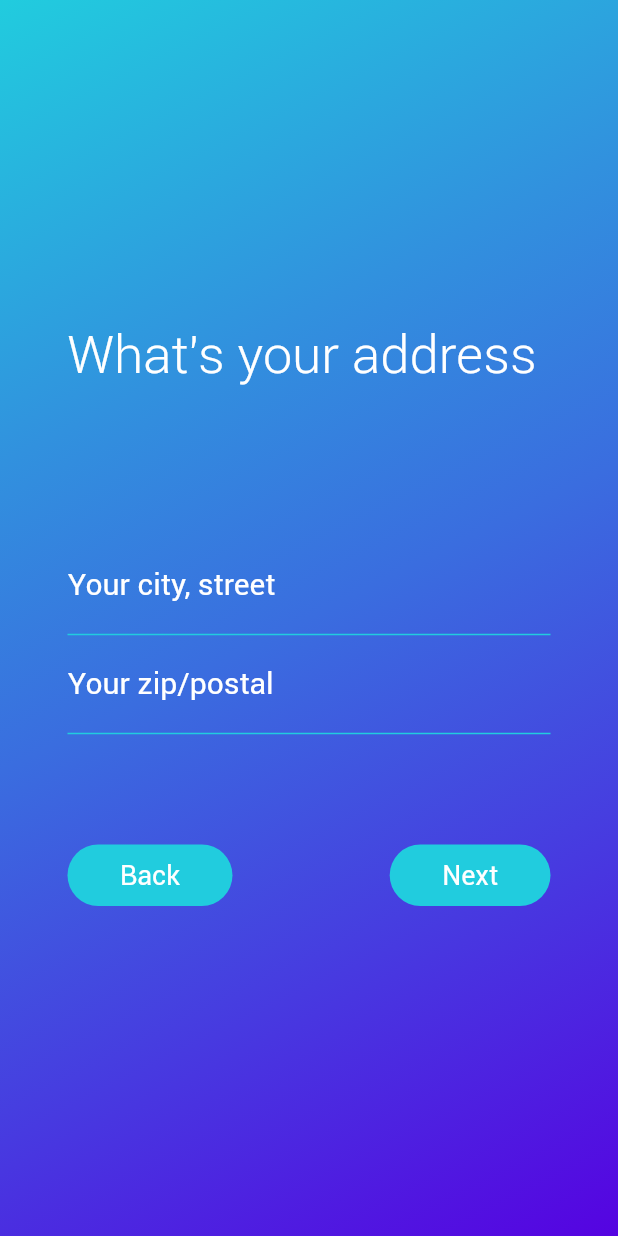
After one commit to dominiquera/custodia-flutter, a Flutter app: the QuestionnaireStepAddressScreen screen opened directly, on a phone screen of 412 x 824 dp. The commit adds this screen. Run offline on Flutter 3.47's test engine with Material 2 defaults, Android fonts, the phone set to English and light mode, and no system bars; our stand-ins replace firebase_auth, flutter_slidable, google_sign_in, gradient_app_bar, shared_preferences, validators; missing offline and left inert: flutube; accounts and stored records are empty.

Commit message:
fixed login issue, added address, fixed multiple select

```diff
--- a/lib/screens/login/select.dart
+++ b/lib/screens/login/select.dart
@@ -57,7 +57,7 @@ class LoginSelectScreen extends StatelessWidget {
     );
   }
 
-  void onAPiSignInSuccess(String body){
+  void onAPiSignInSuccess(){
 
     Navigator.pushReplacement(
       ctx,
--- /dev/null
+++ b/lib/screens/questionnaire/step_address.dart
@@ -0,0 +1,133 @@
+import 'package:flutter/material.dart';
+
+import '../../theme-provider.dart';
+import 'package:custodia/widgets/blue-rounded-button.dart';
+import '../../screens/questionnaire/step_who_needs.dart';
+
+class QuestionnaireStepAddressScreen extends StatefulWidget {
+
+  QuestionnaireStepAddressScreen({this.requestData});
+
+  final Map<String, dynamic> requestData;
+
+  @override
+  _QuestionnaireStepAddressScreenState createState() => _QuestionnaireStepAddressScreenState();
+}
+
+class _QuestionnaireStepAddressScreenState extends State<QuestionnaireStepAddressScreen> {
+
+  Map<String, dynamic> requestData;
+  TextEditingController addressTextController = TextEditingController();
+  TextEditingController zipTextController = TextEditingController();
+  final _formKey = GlobalKey<FormState>();
+
+  @override
+  void initState() {
+    requestData = widget.requestData;
+    super.initState();
+  }
+
+  @override
+  Widget build(BuildContext context) {
+    return Scaffold(
+      body: Container(
+        decoration: BoxDecoration(
+          gradient: ThemeProvider.blueGradientDiagonal,
+        ),
+        padding: EdgeInsets.symmetric(horizontal: 45),
+        child: body(),
+      ),
+    );
+  }
+
+  Widget body() {
+    return Center(
+      child: ListView(
+        shrinkWrap: true,
+        children: <Widget>[
+          Text("What's your address",
+            style: TextStyle(
+              fontSize: 35,
+              fontFamily: "RobotoLight",
+              color: Colors.white
+            )
+          ),
+          SizedBox(height: 100),
+          buildForm(),
+          SizedBox(height: 70),
+          Row(
+            mainAxisAlignment: MainAxisAlignment.spaceBetween,
+            children: <Widget>[
+              BlueRoundedButton(text: "Back", onPressed:  loadPreviousStep, padding: 35),
+              BlueRoundedButton(text: "Next", onPressed: loadNextStep, padding: 35)
+            ],
+          )
+        ],
+      ),
+    );
+  }
+
+  Widget buildForm() {
+    return Form(
+      key: _formKey,
+      child: Column(
+        children: <Widget>[
+          TextFormField(
+            validator: (value) {
+              if (value.trim().isEmpty) {
+                return 'What\'s your address';
+              }
+              return null;
+            },
+            controller: addressTextController,
+            style: TextStyle(
+              fontSize: 20, color: Colors.white,
+            ),
+            decoration: InputDecoration(
+              labelText: "Your city, street",
+              labelStyle: TextStyle(color: Colors.white),
+              enabledBorder: UnderlineInputBorder(borderSide: BorderSide(color: ThemeProvider.blue1)),
+              focusedBorder: UnderlineInputBorder(borderSide: BorderSide(color: ThemeProvider.blue1)),
+              errorStyle: TextStyle(color: Colors.white),
+            ),
+          ),
+          TextFormField(
+            validator: (value) {
+              if (value.trim().isEmpty) {
+                return 'Please enter your zip code';
+              }
+              return null;
+            },
+            controller: zipTextController,
+            style: TextStyle(
+              fontSize: 20, color: Colors.white,
+            ),
+            decoration: InputDecoration(
+              labelText: "Your zip/postal",
+              labelStyle: TextStyle(color: Colors.white),
+              enabledBorder: UnderlineInputBorder(borderSide: BorderSide(color: ThemeProvider.blue1)),
+              focusedBorder: UnderlineInputBorder(borderSide: BorderSide(color: ThemeProvider.blue1)),
+              errorStyle: TextStyle(color: Colors.white),
+            ),
+          )
+        ],
+      ),
+    );
+  }
+
+  loadPreviousStep(){
+    Navigator.pop(context);
+  }
+
+  loadNextStep() {
+    if (_formKey.currentState.validate()) {
+      requestData["address"] = addressTextController.text;
+      requestData["zip_code"] = zipTextController.text;
+
+      Navigator.push(
+        context,
+        MaterialPageRoute(builder: (context) => QuestionnaireStepWhoNeedsScreen(requestData: requestData)),
+      );
+    }
+  }
+}
--- a/lib/screens/questionnaire/step_driveways.dart
+++ b/lib/screens/questionnaire/step_driveways.dart
@@ -102,7 +102,7 @@ class _QuestionnaireStepDrivewaysScreenState extends State<QuestionnaireStepDriv
   }
 
   loadNextStep() {
-    if (selectedDrivewaysIds.isNotEmpty) {
+    if (selectedDrivewaysIds.isNotEmpty && selectedDrivewaysIds.length == 1) {
       requestData["driveways"] = selectedDrivewaysIds;
       Navigator.push(
         context,
--- a/lib/screens/questionnaire/step_intro.dart
+++ b/lib/screens/questionnaire/step_intro.dart
@@ -8,10 +8,7 @@ import '../../screens/questionnaire/step_name.dart';
 class QuestionnaireStepIntroScreen extends StatefulWidget {
 
   QuestionnaireStepIntroScreen({this.user, this.token});
-//  final AuthResult authResult;
   final FirebaseUser user;
-//  final String email;
-//  final String phoneNumber;
   final String token;
 
   @override
@@ -31,7 +28,10 @@ class _QuestionnaireStepIntroScreenState extends State<QuestionnaireStepIntroScr
     "driveways": null,
     "outdoor_spaces": null,
     "mobility_issues": null,
+    "address": null,
+    "zip_code": null,
     "token": null,
+    "firebase_user": null,
   };
 
   @override
@@ -40,6 +40,7 @@ class _QuestionnaireStepIntroScreenState extends State<QuestionnaireStepIntroScr
     requestData["email"] = widget.user.email;
     requestData["uid"] = widget.user.uid;
     requestData["phone"] = widget.user.phoneNumber;
+    requestData["firebase_user"] = widget.user;
     super.initState();
   }
 
--- a/lib/screens/questionnaire/step_mobility_issues.dart
+++ b/lib/screens/questionnaire/step_mobility_issues.dart
@@ -101,7 +101,7 @@ class _QuestionnaireStepMobilityIssuesScreenState extends State<QuestionnaireSte
   }
 
   loadNextStep() {
-    if (selectedMobilityIssues.isNotEmpty) {
+    if (selectedMobilityIssues.isNotEmpty && selectedMobilityIssues.length == 1) {
       requestData["mobility_issues"] = selectedMobilityIssues;
       Navigator.push(
         context,
--- a/lib/services/api.dart
+++ b/lib/services/api.dart
@@ -230,7 +230,7 @@ class APIService {
       var jsonBody = json.decode(response.body);
       SharedPrefsService.setCurrentUserId(jsonBody["id"]);
 
-      onSuccess(response.body);
+      onSuccess();
     }
     if (response.statusCode == 404) {
       onFail(user);
@@ -266,12 +266,13 @@ class APIService {
       List<int> driveways,
       List<int> mobilityIssues,
       String phone,
+      String address,
+      String zipCode,
       Function onSuccess,
       Function onFail
       ) async {
 
     String body = json.encode({
-      "firebase_registration_token": token,
       "google_auth_id": googleAuthId,
       "name": name,
       "email": email,
@@ -280,8 +281,12 @@ class APIService {
       "features": features,
       "driveways": driveways,
       "mobility_issues": mobilityIssues,
-      "phone": phone
+      "phone": phone,
+      "address": address,
+      "zip": zipCode,
+      "firebase_registration_token": token,
     });
+
 
     Response response = await post(
       '$domainURL/users',
```
Also changed, not shown: lib/screens/questionnaire/step_email.dart (+8 -3 lines), lib/screens/questionnaire/step_home_types.dart (+9 -9 lines), lib/screens/questionnaire/step_summary.dart (+13 -2 lines), lib/screens/splash.dart (+4 -4 lines).
